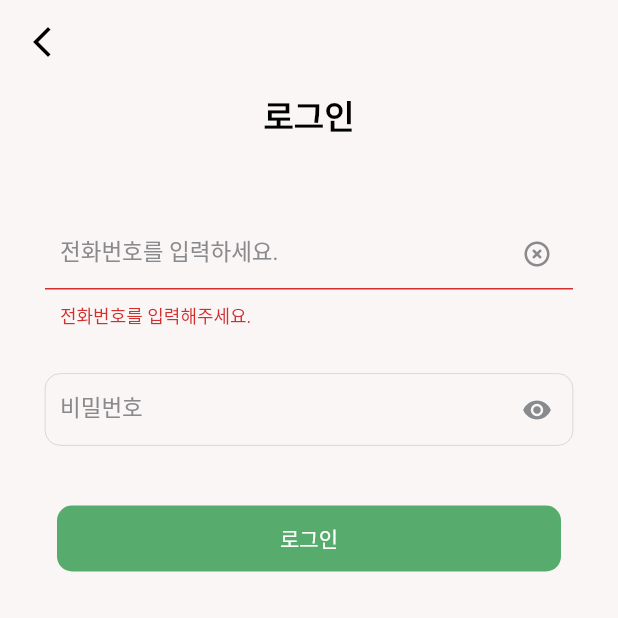
After one commit to cielolimpio/morning-holic-app, a Flutter app: the LoginScreen screen opened directly, after a tap on "로그인", on a phone screen of 412 x 824 dp, the top half of it. The commit adds this screen. Run offline on Flutter 3.47's test engine with Material 2 defaults, Android fonts, the phone set to English and light mode, and no system bars; our stand-ins replace dio, dropdown_button2, flutter_secure_storage, shared_preferences; missing offline and left inert: info_popup; accounts and stored records are empty; generated files the repository leaves out were written again; Roboto replaces fonts that are missing (AppleSDGothicNeo); statements that could not run were skipped.

Commit message:
add: login api

```diff
--- a/lib/components/title.dart
+++ b/lib/components/title.dart
@@ -7,7 +7,7 @@ class CustomTitle extends StatelessWidget {
 
   const CustomTitle({
     required this.title,
-    required this.description,
+    this.description = "",
     super.key
   });
 
--- /dev/null
+++ b/lib/payloads/request/login_request.dart
@@ -0,0 +1,18 @@
+import 'package:json_annotation/json_annotation.dart';
+
+part 'login_request.g.dart';
+
+@JsonSerializable()
+class LoginRequest{
+  final String phoneNumber;
+  final String password;
+
+  LoginRequest({
+    required this.phoneNumber,
+    required this.password
+  });
+
+  factory LoginRequest.fromJson(Map<String, dynamic> json) =>
+      _$LoginRequestFromJson(json);
+  Map<String, dynamic> toJson() => _$LoginRequestToJson(this);
+}
--- a/lib/payloads/request/register_request.dart
+++ b/lib/payloads/request/register_request.dart
@@ -17,6 +17,6 @@ class RegisterRequest {
   });
 
   factory RegisterRequest.fromJson(Map<String, dynamic> json) =>
-      _$SignUpRequestFromJson(json);
-  Map<String, dynamic> toJson() => _$SignUpRequestToJson(this);
+      _$RegisterRequestFromJson(json);
+  Map<String, dynamic> toJson() => _$RegisterRequestToJson(this);
 }
--- a/lib/repositories/auth_repository.dart
+++ b/lib/repositories/auth_repository.dart
@@ -2,6 +2,7 @@ import 'package:dio/dio.dart';
 import 'package:morning_holic_app/clients/dio_client.dart';
 import 'package:morning_holic_app/payloads/request/sign_up_request.dart';
 
+import '../payloads/request/login_request.dart';
 import '../payloads/response/jwt_token_response.dart';
 
 class AuthRepository {
@@ -37,4 +38,19 @@ class AuthRepository {
       throw e;
     }
   }
+
+  login(LoginRequest loginRequest) async{
+    try{
+      final response = await _dioClient.dio.post('/auth/login', data: loginRequest.toJson());
+      final jwtToken = JwtTokenResponse.fromJson(response.data);
+      _dioClient.setUserInfo(jwtToken);
+    } on DioException catch (e){
+      print(e);
+      if (e.response?.data is Map && e.response?.data['code'] == 1003) {
+        // if (e.response?.data?['code'] == 1003) {
+        return e.response!.data['message'];
+      }
+      throw e;
+    }
+  }
 }
--- a/lib/repositories/user_repository.dart
+++ b/lib/repositories/user_repository.dart
@@ -2,6 +2,7 @@
 import 'package:dio/dio.dart';
 import 'package:morning_holic_app/clients/dio_client.dart';
 
+import '../payloads/request/login_request.dart';
 import '../payloads/request/register_request.dart';
 import '../payloads/response/jwt_token_response.dart';
 
--- /dev/null
+++ b/lib/screens/login.dart
@@ -0,0 +1,142 @@
+import 'package:flutter/material.dart';
+import 'package:flutter/services.dart';
+import 'package:morning_holic_app/payloads/request/login_request.dart';
+import 'package:morning_holic_app/repositories/auth_repository.dart';
+import 'package:morning_holic_app/screens/sign_up.dart';
+
+import '../components/app_bar.dart';
+import '../components/elevated_button.dart';
+import '../components/password_text_form_field.dart';
+import '../components/phone_num_dash_formatter.dart';
+import '../components/text_form_field.dart';
+import '../components/title.dart';
+
+class LoginScreen extends StatefulWidget {
+  const LoginScreen({Key? key}) : super(key: key);
+
+  @override
+  State<LoginScreen> createState() => _LoginScreenState();
+}
+
+class _LoginScreenState extends State<LoginScreen> {
+  TextEditingController phoneNumberController = TextEditingController();
+  TextEditingController passwordController = TextEditingController();
+  bool isValidatorOn = false;
+  bool isPhoneNumberDuplicated = false;
+  String duplicatedPhoneNumber = '';
+  AuthRepository authRepository = AuthRepository();
+
+  final numberRegex = RegExp(r'[0-9-]');
+  final alphabetRegex = RegExp(r'[a-zA-Z]');
+
+  @override
+  Widget build(BuildContext context) {
+    return Scaffold(
+      appBar: CustomAppBar(context: context),
+      body: Padding(
+        padding: const EdgeInsets.symmetric(horizontal: 30.0),
+        child: Column(
+          mainAxisAlignment: MainAxisAlignment.start,
+          crossAxisAlignment: CrossAxisAlignment.stretch,
+          children: [
+            const CustomTitle(
+              title: '로그인'
+            ),
+            SizedBox.fromSize(size: const Size(0, 30)),
+            CustomTextFormField(
+              textController: phoneNumberController,
+              placeHolder: '전화번호를 입력하세요.',
+              maxLength: 13,
+              textInputFormatters: [
+                FilteringTextInputFormatter.allow(RegExp(r'[0-9-]')),
+                PhoneNumDashFormatter(),
+              ],
+              validator: (value) {
+                if (value != null && value.isNotEmpty) {
+                  if (value.length != 13 || !value.startsWith('010-')) {
+                    return '전화번호가 올바르지 않습니다.';
+                  }
+                } else {
+                  return '전화번호를 입력해주세요.';
+                }
+                return null;
+              },
+              isValidatorOn: isValidatorOn,
+            ),
+            SizedBox.fromSize(size: const Size(0, 30)),
+
+            CustomPasswordTextFormField(
+              textController: passwordController,
+              placeHolder: '비밀번호',
+              maxLength: 20,
+              validator: (value) {
+                if (value != null && value.isNotEmpty) {
+                  if (value.length < 8 ||
+                      !numberRegex.hasMatch(value) ||
+                      !alphabetRegex.hasMatch(value)) {
+                    return '비밀번호는 8자리 이상이어야 하며 영문과 숫자를 반드시 포함해야 합니다.';
+                  }
+                }
+                return null;
+              },
+            ),
+            SizedBox.fromSize(size: const Size(0, 30)),
+
+            CustomElevatedButton(
+              text: '로그인',
+              // isDisabled: checkIfButtonDisabled(),
+              onPressed: () async {
+                setState(() {
+                  isValidatorOn = false;
+                });
+
+                bool isFormValid = validateForms(
+                  phoneNumberController.text,
+                  passwordController.text
+                );
+
+                if (!isFormValid) {
+                  setState(() {
+                    isValidatorOn = true;
+                  });
+                } else {
+                    // TODO
+                    // success
+                    LoginRequest loginRequest = LoginRequest(
+                        phoneNumber: phoneNumberController.text,
+                        password: passwordController.text);
+                    final response = await authRepository.login(loginRequest);
+                    if (response is String) {
+                      print(response);
+                    } else{
+                      // Success
+                      // TODO : User 상태에 따라 Redirect 다르게 해야함.
+
+                      // 신청 X -> register screen
+                      Navigator.pushNamed(
+                        context,
+                        '/register',
+                      );
+
+                      // 신청 O ->
+                    }
+
+                }
+              },
+            )
+
+          ],
+        ),
+      ),
+    );
+  }
+
+  bool validateForms(
+      String phoneNumber, String password) {
+    if (phoneNumber.isEmpty || password.isEmpty) return false;
+
+    if (phoneNumber.length != 13) return false;
+    if (!phoneNumber.startsWith('010-')) return false;
+    return true;
+  }
+}
--- a/lib/screens/nickname.dart
+++ b/lib/screens/nickname.dart
@@ -85,6 +85,7 @@ class _NicknameSettingScreenState extends State<NicknameSettingScreen> {
         isValidatorOn = true;
         isNicknameDuplicated = true;
       });
+
     }
   }
 }
--- a/lib/screens/welcome.dart
+++ b/lib/screens/welcome.dart
@@ -46,7 +46,9 @@ class _WelcomeButtons extends StatelessWidget {
           },
         ),
         TextButton(
-          onPressed: () {},
+          onPressed: () {
+            Navigator.pushNamed(context, '/login');
+          },
           child: Text(
             '이미 가입된 계정이 있다면?',
             style: TextStyle(
```
Also changed, not shown: lib/payloads/request/register_request.g.dart, lib/payloads/response/get_user_status_resposne.dart (added), 1 other file.
